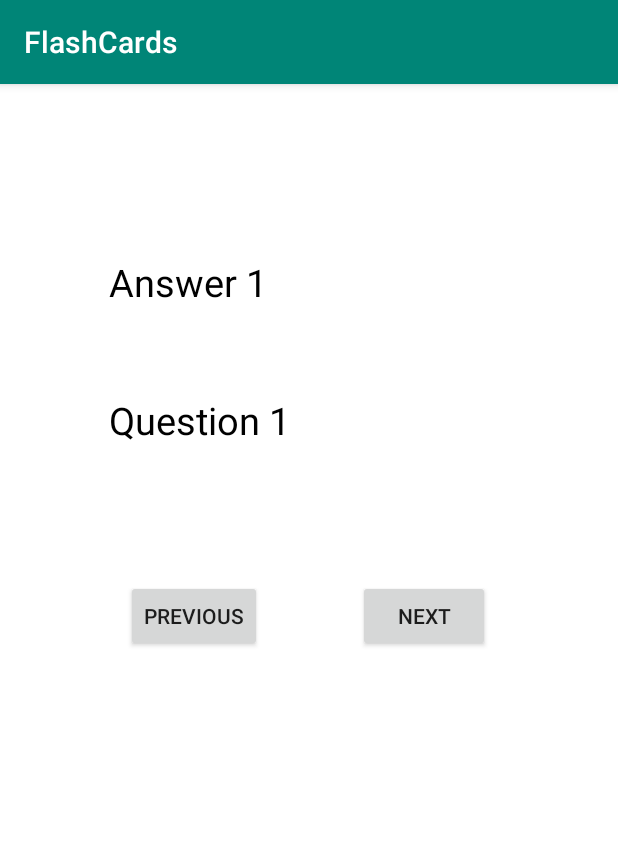
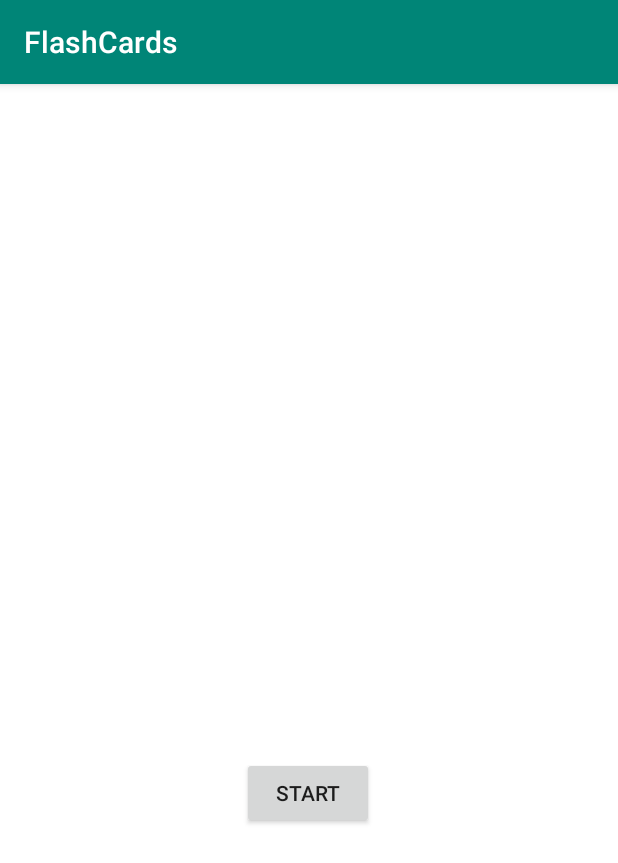
Before and after one commit to K-De-Castro/FlashCards, an Android app: the StudyActivity screen opened directly, with no data from a screen before it, on a phone screen of 412 x 824 dp. Shown: the top 863 px of the screen. Run offline under Robolectric (Android 15) with nearby library versions, the phone set to English and light mode, and no system bars; our stand-ins replace Room's generated code.

Commit message:
edited study mode

```diff
--- a/app/src/main/java/us/ait/flashcards/StudyActivity.kt
+++ b/app/src/main/java/us/ait/flashcards/StudyActivity.kt
@@ -1,15 +1,21 @@
 package us.ait.flashcards
 
+import android.content.Context
 import androidx.appcompat.app.AppCompatActivity
 import android.os.Bundle
+import android.view.View.GONE
+import android.view.View.VISIBLE
+import android.widget.Toast
 import androidx.recyclerview.widget.DividerItemDecoration
 import kotlinx.android.synthetic.main.activity_main.*
 import kotlinx.android.synthetic.main.activity_study.*
+import kotlinx.android.synthetic.main.group_row.*
 import us.ait.flashcards.adapter.CardAdapter
 import us.ait.flashcards.adapter.GroupAdapter
 import us.ait.flashcards.data.AppDatabase
 import us.ait.flashcards.data.Card
 import us.ait.flashcards.data.Group
+import kotlin.concurrent.thread
 
 class StudyActivity : AppCompatActivity() {
 
@@ -19,6 +25,8 @@ class StudyActivity : AppCompatActivity() {
     }
 
 
+    var currentCard :Int = -1
+
 
     var groupId :Long = 0
 
@@ -27,30 +35,72 @@ class StudyActivity : AppCompatActivity() {
         setContentView(R.layout.activity_study)
 
 
-        groupId = intent.getLongExtra("KEY_DETAILS", 0)
-
-        var cards = AppDatabase.getInstance(this@StudyActivity).groupDao().getCards(groupId)
+        var groupId = intent.getLongExtra("KEY_DETAILS", 0)
 
 
+        Thread(Runnable {
+
+            var cards = AppDatabase.getInstance(this@StudyActivity).groupDao().getCards(groupId)
+
+            buttonStart(cards)
+
+            buttonNext(cards)
+
+            buttonPrevious(cards)
 
 
-        tvAnsw.text = "Question 1"
+            this@StudyActivity.runOnUiThread(java.lang.Runnable {
+            })
+        }).start()
 
-        tvQuest.text = "Answer 1"
-
-
-        btnPrevious.setOnClickListener {
 
         }
 
+    private fun buttonPrevious(cards: List<Card>) {
+        btnPrevious.setOnClickListener {
+
+
+            if (currentCard > 0) {
+
+                currentCard -= 1
+
+                tvAnsw.text = cards.get(currentCard).cardQuest
+
+                tvQuest.text = cards.get(currentCard).cardAns
+            }
+        }
+    }
+
+    private fun buttonNext(cards: List<Card>) {
         btnNext.setOnClickListener {
 
+
+            if (currentCard + 1 < cards.size) {
+
+                currentCard += 1
+
+                tvAnsw.text = cards.get(currentCard).cardQuest
+
+                tvQuest.text = cards.get(currentCard).cardAns
+
+            }
+
         }
-
-
     }
 
+    private fun buttonStart(cards: List<Card>) {
+        btnStart.setOnClickListener {
 
+            tvAnsw.text = cards.get(currentCard + 1).cardQuest
 
+            tvQuest.text = cards.get(currentCard + 1).cardAns
+
+            currentCard += 1
+
+            btnStart.setVisibility(GONE)
+            btnPrevious.setVisibility(VISIBLE)
+            btnNext.setVisibility(VISIBLE)
+        }
+    }
 
 }
--- a/app/src/main/java/us/ait/flashcards/adapter/GroupAdapter.kt
+++ b/app/src/main/java/us/ait/flashcards/adapter/GroupAdapter.kt
@@ -48,9 +48,6 @@ class GroupAdapter : RecyclerView.Adapter<GroupAdapter.ViewHolder>{
             deleteGroup(holder.adapterPosition)
         }
 
-        holder.btnStudy.setOnClickListener {
-            // go to study activity
-        }
 
         holder.itemView.setOnClickListener {
             var intentDetails = Intent()
--- a/app/src/main/res/layout/activity_study.xml
+++ b/app/src/main/res/layout/activity_study.xml
@@ -13,7 +13,6 @@
         android:id="@+id/tvAnsw"
         android:layout_width="267dp"
         android:layout_height="70dp"
-        android:hint="Question"
         android:textSize="25sp"
         android:textColor="#000000"
         app:layout_constraintBottom_toTopOf="@+id/guideline"
@@ -45,7 +44,6 @@
         android:textSize="25sp"
         android:layout_height="70dp"
         android:textColor="#000000"
-        android:hint="Answer"
         app:layout_constraintBottom_toTopOf="@+id/guideline"
         app:layout_constraintEnd_toEndOf="parent"
         app:layout_constraintStart_toStartOf="parent"
@@ -58,6 +56,7 @@
         android:layout_marginTop="32dp"
         android:layout_marginEnd="32dp"
         android:text="Previous"
+        android:visibility="invisible"
         app:layout_constraintEnd_toStartOf="@+id/guideline2"
         app:layout_constraintTop_toTopOf="@+id/guideline" />
 
@@ -65,10 +64,23 @@
         android:id="@+id/btnNext"
         android:layout_width="wrap_content"
         android:layout_height="wrap_content"
+        android:visibility="invisible"
         android:layout_marginStart="32dp"
         android:layout_marginTop="32dp"
         android:text="Next"
         app:layout_constraintStart_toStartOf="@+id/guideline2"
         app:layout_constraintTop_toTopOf="@+id/guideline" />
 
+    <Button
+        android:id="@+id/btnStart"
+        android:layout_width="wrap_content"
+        android:layout_height="wrap_content"
+        android:layout_marginBottom="122dp"
+        android:text="Start"
+        app:layout_constraintBottom_toBottomOf="parent"
+        app:layout_constraintEnd_toEndOf="parent"
+        app:layout_constraintHorizontal_bias="0.498"
+        app:layout_constraintStart_toStartOf="parent"
+        app:layout_constraintTop_toTopOf="@+id/guideline" />
+
 </androidx.constraintlayout.widget.ConstraintLayout>
```
